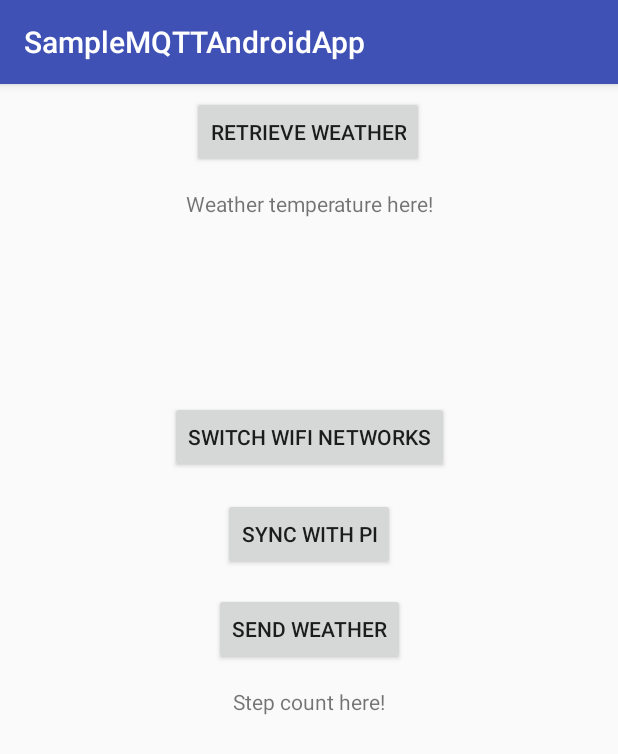
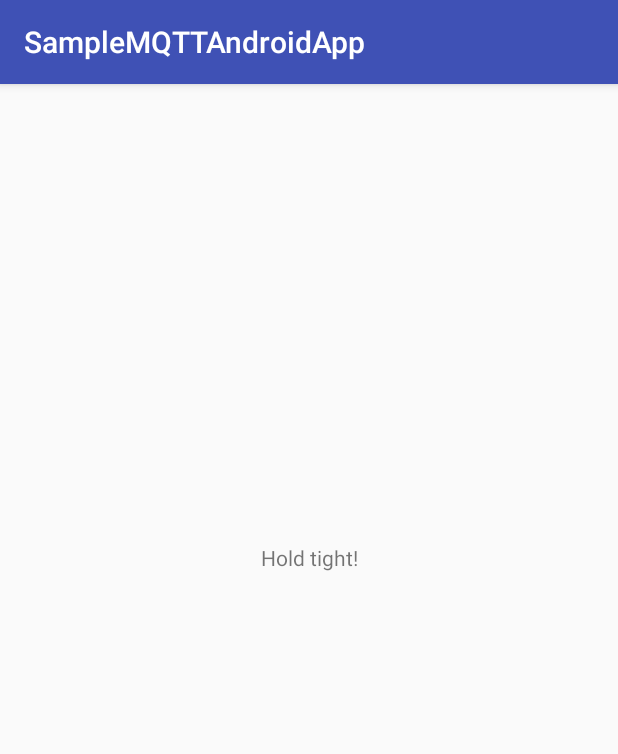
Before and after one commit to abhi-vik/SampleMQTTAndroidApp, an Android app: the screen it shows after launch (MainActivity), after a tap on "RETRIEVE WEATHER", on a phone screen of 412 x 824 dp. Shown: the top 754 px of the screen. Run offline under Robolectric (Android 15) with nearby library versions, the phone set to English and light mode, and no system bars; our stand-ins replace Picasso, Volley; libraries missing offline, so code that uses them is left out: org.eclipse.paho; network calls fail; pictures from the network do not load; 2 statements that could not run were skipped.

Commit message:
make ux better

```diff
--- a/app/src/main/AndroidManifest.xml
+++ b/app/src/main/AndroidManifest.xml
@@ -3,8 +3,8 @@
     package="edu.utexas.mpc.samplemqttandroidapp">
 
     <uses-permission android:name="android.permission.INTERNET" />
-    <uses-permission android:name="android.permission.ACCESS_NETWORK_STATE"/>
-    <uses-permission android:name="android.permission.WAKE_LOCK"/>
+    <uses-permission android:name="android.permission.ACCESS_NETWORK_STATE" />
+    <uses-permission android:name="android.permission.WAKE_LOCK" />
 
     <application
         android:allowBackup="true"
--- a/app/src/main/java/edu/utexas/mpc/samplemqttandroidapp/MainActivity.kt
+++ b/app/src/main/java/edu/utexas/mpc/samplemqttandroidapp/MainActivity.kt
@@ -7,6 +7,8 @@ import android.widget.TextView
 import android.widget.ImageView
 import android.provider.Settings
 import android.content.Intent
+import android.app.AlertDialog
+import kotlin.concurrent.schedule
 import com.android.volley.RequestQueue
 import com.android.volley.toolbox.StringRequest
 import com.android.volley.toolbox.Volley
@@ -15,27 +17,24 @@ import com.google.gson.GsonBuilder
 import com.google.gson.reflect.TypeToken
 import com.google.gson.annotations.SerializedName
 import com.squareup.picasso.Picasso
+import java.util.Timer
 import java.time.LocalDateTime
 import java.time.format.DateTimeFormatter
 import org.eclipse.paho.android.service.MqttAndroidClient
 import org.eclipse.paho.client.mqttv3.IMqttDeliveryToken
 import org.eclipse.paho.client.mqttv3.MqttCallbackExtended
 import org.eclipse.paho.client.mqttv3.MqttMessage
+import java.lang.StringBuilder
 
 class MainActivity : AppCompatActivity() {
 
-    // I'm using lateinit for these widgets because I read that repeated calls to findViewById
-    // are energy intensive
     lateinit var retrieveButton: Button
     lateinit var temperature: TextView
     lateinit var imageView: ImageView
-    lateinit var switchButton: Button
-    lateinit var syncButton: Button
+    //    lateinit var switchButton: Button
     lateinit var publishButton: Button
     lateinit var textView: TextView
 
-    // I'm doing a late init here because I need this to be an instance variable but I don't
-    // have all the info I need to initialize it yet
     lateinit var mqttAndroidClient: MqttAndroidClient
 
     lateinit var queue: RequestQueue
@@ -43,12 +42,9 @@ class MainActivity : AppCompatActivity() {
     lateinit var mostRecentWeatherResult: WeatherResult
     lateinit var mostRecentWeatherForecast: WeatherForecastResult
 
-    // you may need to change this depending on where your MQTT broker is running
     val serverUri = "tcp://192.168.4.1:1883"
-    // you can use whatever name you want to here
     val clientId = "EmergingTechMQTTClient"
 
-    //these should "match" the topics on the "other side" (i.e, on the Raspberry Pi)
     val subscribeTopic = "steps"
     val publishTopic = "weather"
 
@@ -58,43 +54,39 @@ class MainActivity : AppCompatActivity() {
         retrieveButton = this.findViewById(R.id.retrieveButton)
         temperature = this.findViewById(R.id.temperature)
         imageView = this.findViewById(R.id.imageView)
-        switchButton = this.findViewById(R.id.switchButton)
-        syncButton = this.findViewById(R.id.syncButton)
+//        switchButton = this.findViewById(R.id.switchButton)
         publishButton = this.findViewById(R.id.publishButton)
         textView = this.findViewById(R.id.text)
 
-        mqttAndroidClient = MqttAndroidClient(getApplicationContext(), serverUri, clientId)
+        mqttAndroidClient = MqttAndroidClient(applicationContext, serverUri, clientId)
 
         queue = Volley.newRequestQueue(this)
         gson = Gson()
 
+
         retrieveButton.setOnClickListener({ getAllWeather() })
+//        switchButton.setOnClickListener({ switchNetworks() })
+        publishButton.visibility = Button.INVISIBLE
+        publishButton.setOnClickListener({ sendMessage() })
 
-        switchButton.setOnClickListener({ switchNetworks() })
-        syncButton.setOnClickListener({ syncWithPi() })
-        publishButton.setOnClickListener({ sendWeather() })
-
-        // when things happen in the mqtt client, these callbacks will be called
         mqttAndroidClient.setCallback(object : MqttCallbackExtended {
 
-            // when the client is successfully connected to the broker, this method gets called
             override fun connectComplete(reconnect: Boolean, serverURI: String?) {
                 println("Connection Complete!!")
-                // this subscribes the client to the subscribe topic
                 mqttAndroidClient.subscribe(subscribeTopic, 0)
+                sendWeather()
             }
 
-            // this method is called when a message is received that fulfills a subscription
             override fun messageArrived(topic: String?, message: MqttMessage?) {
-                println("received")
-                textView.text = (message.toString() + " steps")
+                println("Message Arrived")
+                println(message)
+                textView.text = message.toString()
             }
 
             override fun connectionLost(cause: Throwable?) {
                 println("Connection Lost")
             }
 
-            // this method is called when the client succcessfully publishes to the broker
             override fun deliveryComplete(token: IMqttDeliveryToken?) {
                 println("Delivery Complete")
             }
@@ -102,8 +94,16 @@ class MainActivity : AppCompatActivity() {
 
     }
 
+    private fun makeWeatherURL(type: String, count: Boolean = false): String {
+        var url = "https://api.openweathermap.org/data/2.5/$type?q=Austin&units=imperial&appid=03519fb228fd7abd9e4f94d06d81eb27"
+        if (count) {
+            url += "&cnt=16"
+        }
+        return url
+    }
+
     private fun getForecast() {
-        val url = "https://api.openweathermap.org/data/2.5/forecast?q=London&units=imperial&cnt=16&appid=03519fb228fd7abd9e4f94d06d81eb27"
+        val url = makeWeatherURL("forecast", true)
 
         val stringRequest = object : StringRequest(com.android.volley.Request.Method.GET, url,
                 com.android.volley.Response.Listener<String> { response ->
@@ -114,13 +114,13 @@ class MainActivity : AppCompatActivity() {
     }
 
     private fun getWeather() {
-        val url = "https://api.openweathermap.org/data/2.5/weather?q=London&units=imperial&appid=03519fb228fd7abd9e4f94d06d81eb27"
+        val url = makeWeatherURL("weather")
 
         val stringRequest = object : StringRequest(com.android.volley.Request.Method.GET, url,
                 com.android.volley.Response.Listener<String> { response ->
                     mostRecentWeatherResult = gson.fromJson(response, WeatherResult::class.java)
                     val icon = mostRecentWeatherResult.weather.get(0).icon
-                    temperature.text = (mostRecentWeatherResult.main.temp.toString() + " F")
+                    temperature.text = (mostRecentWeatherResult.main.temp.toString() + " °F")
                     Picasso.get().load("https://openweathermap.org/img/wn/$icon@2x.png").into(imageView)
                 },
                 com.android.volley.Response.ErrorListener { println("******That didn't work!") }) {}
@@ -128,23 +128,44 @@ class MainActivity : AppCompatActivity() {
     }
 
     private fun getAllWeather() {
+        val that = this
+
         getWeather()
         getForecast()
+        temperature.text = StringBuilder("Hold tight!").toString()
+        retrieveButton.visibility = Button.INVISIBLE
+
+        Timer("SettingUp", false).schedule(3000) {
+            that.runOnUiThread(Runnable() {
+                AlertDialog.Builder(that)
+                        .setTitle("Weather Received!")
+                        .setMessage("You will be redirected to the WiFi Settings page. Connect to \"IOT-MIS-21\". " +
+                                "Press the Back button to return here and then hit \"Check Goal Progress\".")
+                        .setPositiveButton("Understood", { _, _ ->
+                            startActivity(Intent(Settings.ACTION_WIFI_SETTINGS))
+                        })
+                        .create()
+                        .show()
+
+                publishButton.visibility = Button.VISIBLE
+            })
+        }
     }
 
-    // this method just connects the paho mqtt client to the broker
+    private fun sendMessage() {
+        if (mqttAndroidClient.isConnected) {
+            sendWeather()
+        } else {
+            syncWithPi()
+        }
+    }
+
     private fun syncWithPi() {
         println("+++++++ Connecting...")
         mqttAndroidClient.connect()
     }
 
-    // this method just connects the paho mqtt client to the broker
-    private fun switchNetworks() {
-        println("Attempt intent")
-        startActivity(Intent(Settings.ACTION_WIFI_SETTINGS))
-    }
-
-    private fun extractPreciptation(rain: Rain?): Double {
+    private fun extractPrecipitation(rain: Rain?): Double {
         var precipitation = 0.0
         if (rain?.onehour != null) {
             precipitation += rain.onehour.toDouble()
@@ -174,19 +195,15 @@ class MainActivity : AppCompatActivity() {
                     highestTemp = weatherResult.main.temp_max
                 }
 
-                totalPrecipitation += extractPreciptation(weatherResult.rain)
+                totalPrecipitation += extractPrecipitation(weatherResult.rain)
             }
         }
-
-        println(lowestTemp)
-        println(highestTemp)
-        println(totalPrecipitation)
 
         val map = """{
             "now": {
                 "temp_min": "${mostRecentWeatherResult.main.temp_min}",
                 "temp_max": "${mostRecentWeatherResult.main.temp_max}",
-                "rain": ${extractPreciptation(mostRecentWeatherResult.rain)}
+                "rain": ${extractPrecipitation(mostRecentWeatherResult.rain)}
             },
             "later": {
                 "temp_min": "$lowestTemp",
@@ -203,6 +220,7 @@ class MainActivity : AppCompatActivity() {
         message.payload = weatherMainString.toByteArray()
         println(message)
         mqttAndroidClient.publish(publishTopic, message)
+        textView.text = StringBuilder("Hold tight!").toString()
     }
 }
 
@@ -211,5 +229,4 @@ class Rain(@SerializedName("3h") val threehour: Double?, @SerializedName("1h") v
 class Coordinates(val lon: Double, val lat: Double)
 class Weather(val id: Int, val main: String, val description: String, val icon: String)
 class WeatherMain(val temp: Double, val pressure: Int, val humidity: Int, val temp_min: Double, val temp_max: Double)
-
 class WeatherForecastResult(val list: List<WeatherResult>)
--- a/app/src/main/res/layout/activity_main.xml
+++ b/app/src/main/res/layout/activity_main.xml
@@ -3,7 +3,8 @@
     xmlns:app="http://schemas.android.com/apk/res-auto"
     xmlns:tools="http://schemas.android.com/tools"
     android:layout_width="match_parent"
-    android:layout_height="match_parent"
+    android:layout_height="wrap_content"
+    android:layout_gravity="center"
     tools:context=".MainActivity">
 
     <Button
@@ -23,7 +24,7 @@
         android:id="@+id/temperature"
         android:layout_width="wrap_content"
         android:layout_height="23dp"
-        android:text="Weather temperature here!"
+        android:text="Hit the button above to get the current temperature!"
         app:layout_constraintBottom_toBottomOf="parent"
         app:layout_constraintEnd_toEndOf="parent"
         app:layout_constraintLeft_toLeftOf="parent"
@@ -41,42 +42,16 @@
         app:layout_constraintTop_toBottomOf="@+id/temperature" />
 
     <Button
-        android:id="@+id/switchButton"
-        android:layout_width="wrap_content"
-        android:layout_height="wrap_content"
-        android:layout_marginBottom="8dp"
-        android:layout_marginTop="8dp"
-        android:text="Switch WiFi Networks"
-        app:layout_constraintBottom_toBottomOf="parent"
-        app:layout_constraintEnd_toEndOf="parent"
-        app:layout_constraintStart_toStartOf="parent"
-        app:layout_constraintTop_toBottomOf="@+id/imageView"
-        app:layout_constraintVertical_bias="0.02" />
-
-    <Button
-        android:id="@+id/syncButton"
-        android:layout_width="wrap_content"
-        android:layout_height="wrap_content"
-        android:layout_marginBottom="8dp"
-        android:layout_marginTop="8dp"
-        android:text="Sync with Pi"
-        app:layout_constraintBottom_toBottomOf="parent"
-        app:layout_constraintEnd_toEndOf="parent"
-        app:layout_constraintStart_toStartOf="parent"
-        app:layout_constraintTop_toBottomOf="@+id/switchButton"
-        app:layout_constraintVertical_bias="0.02" />
-
-    <Button
         android:id="@+id/publishButton"
         android:layout_width="wrap_content"
         android:layout_height="wrap_content"
         android:layout_marginBottom="8dp"
         android:layout_marginTop="8dp"
-        android:text="Send Weather"
+        android:text="Check goal progress"
         app:layout_constraintBottom_toBottomOf="parent"
         app:layout_constraintEnd_toEndOf="parent"
         app:layout_constraintStart_toStartOf="parent"
-        app:layout_constraintTop_toBottomOf="@+id/syncButton"
+        app:layout_constraintTop_toBottomOf="@+id/imageView"
         app:layout_constraintVertical_bias="0.02" />
 
     <TextView
@@ -85,7 +60,7 @@
         android:layout_height="wrap_content"
         android:layout_marginBottom="8dp"
         android:layout_marginTop="8dp"
-        android:text="Step count here!"
+        android:text=""
         app:layout_constraintBottom_toBottomOf="parent"
         app:layout_constraintEnd_toEndOf="parent"
         app:layout_constraintStart_toStartOf="parent"
```
